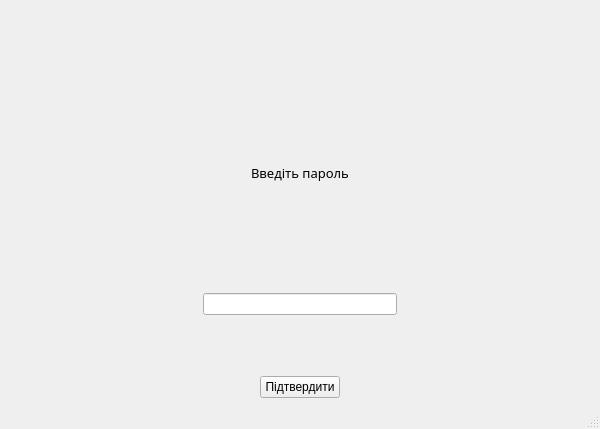
Old version of the form gui/2fa.ui in the repository andrii-shchur/TeleCloud.
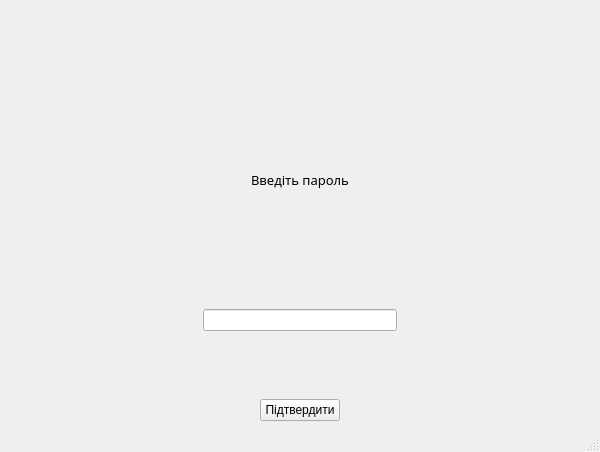
New version of the form. Icons and pictures are not drawn.

Patch:
```diff
--- a/gui/2fa.ui
+++ b/gui/2fa.ui
@@ -7,7 +7,7 @@
     <x>0</x>
     <y>0</y>
     <width>600</width>
-    <height>429</height>
+    <height>452</height>
    </rect>
   </property>
   <property name="windowTitle">
```
Left out of the diff: 10 changed lines with no effect on the pictures.
